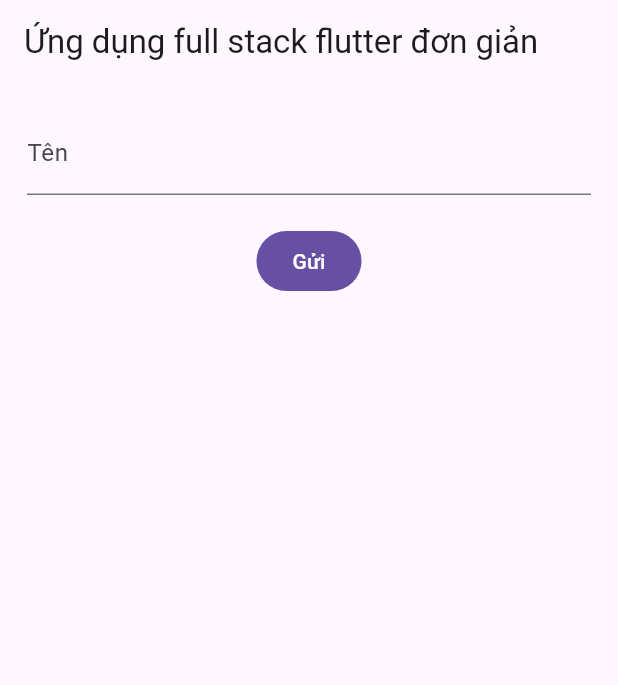
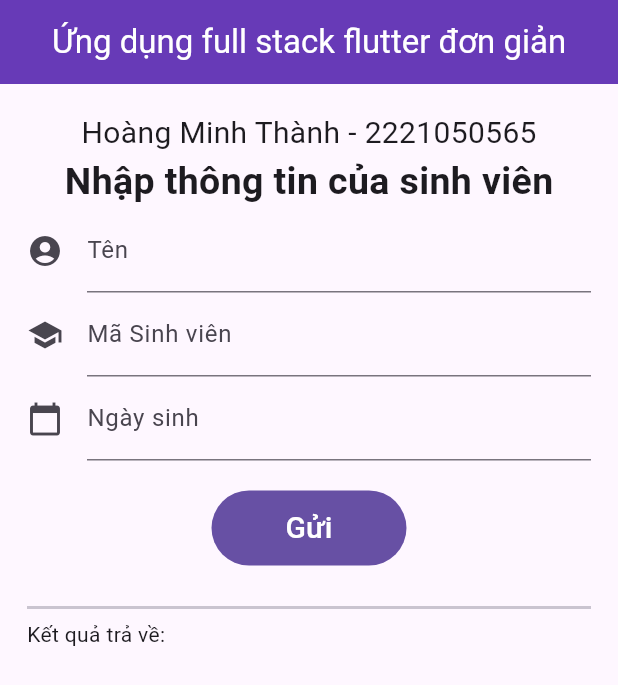
Before and after one commit to minhthanh0204/simple_flutter_project, a Flutter app: the screen it shows after launch, on a phone screen of 412 x 824 dp. Shown: the top 685 px of the screen. Run offline on Flutter 3.47's test engine with Material 3 defaults, Android fonts, the phone set to English and light mode, and no system bars.

Commit message:
cải tiến và hoàn thiện sp

```diff
--- a/frontend/lib/main.dart
+++ b/frontend/lib/main.dart
@@ -1,9 +1,10 @@
 import 'dart:convert';
 import 'dart:io';
-
 import 'package:flutter/foundation.dart';
 import 'package:flutter/material.dart';
+import 'package:flutter/services.dart';
 import 'package:http/http.dart' as http;
+import 'package:intl/intl.dart';
 
 void main() {
   runApp(const MainApp()); //Chạy ứng dụng với widget MainApp
@@ -12,7 +13,6 @@ void main() {
 // Widget MainApp là Widget gốc của ứng dụng, sử dụng một StatelessWidget
 class MainApp extends StatelessWidget {
   const MainApp({super.key});
-
   @override
   Widget build(BuildContext context) {
     return const MaterialApp(
@@ -38,6 +38,8 @@ class MyHomePage extends StatefulWidget {
 class _MyHomePageState extends State<MyHomePage> {
   // Controller để lấy dữ liệu từ Widget TextField
   final controller = TextEditingController();
+  final controller2 = TextEditingController();
+  final controller3 = TextEditingController();
   // Biến để lưu thông điệp phản hồi từ server
   String responseMessage = '';
   //Sử dụng địa chỉ IP thích hợp cho backend
@@ -58,9 +60,13 @@ class _MyHomePageState extends State<MyHomePage> {
   Future<void> sendName() async {
     //Lấy tên từ TextField
     final name = controller.text;
+    final studentId = controller2.text;
+    final date = controller3.text;
 
     // Sau khi lấy được tên thì xóa nội dung trong controller
     controller.clear();
+    controller2.clear();
+    controller3.clear();
 
     final backendUrl = getBackendUrl();
 
@@ -72,7 +78,8 @@ class _MyHomePageState extends State<MyHomePage> {
           .post(
             url,
             headers: {'Content-Type': 'application/json'},
-            body: json.encode({'name': name}),
+            body: json
+                .encode({'name': name, 'studentId': studentId, 'date': date}),
           )
           .timeout(const Duration(seconds: 10));
       //Kiểm tra nếu phản hồi có nội dung
@@ -102,25 +109,85 @@ class _MyHomePageState extends State<MyHomePage> {
     return Scaffold(
       appBar: AppBar(
         title: const Text('Ứng dụng full stack flutter đơn giản'),
+        centerTitle: true,
+        backgroundColor: Colors.deepPurple,
+        foregroundColor: Colors.white,
       ),
       body: Padding(
         padding: const EdgeInsets.all(18.0),
         child: Column(
           children: [
+            const Text(
+              'Hoàng Minh Thành - 2221050565',
+              style: TextStyle(fontSize: 20),
+            ),
+            const Text(
+              'Nhập thông tin của sinh viên',
+              style: TextStyle(fontSize: 25, fontWeight: FontWeight.bold),
+            ),
             TextField(
               controller: controller,
-              decoration: const InputDecoration(labelText: 'Tên'),
+              decoration: const InputDecoration(
+                labelText: 'Tên',
+                icon: Icon(Icons.account_circle),
+              ),
             ),
+            TextField(
+              controller: controller2,
+              inputFormatters: [FilteringTextInputFormatter.digitsOnly],
+              decoration: const InputDecoration(
+                labelText: 'Mã Sinh viên',
+                icon: Icon(Icons.school),
+              ),
+            ),
+            TextField(
+              controller: controller3,
+              decoration: const InputDecoration(
+                labelText: 'Ngày sinh',
+                icon: Icon(Icons.calendar_today),
+              ),
+              onTap: () async {
+                DateTime? pickdate = await showDatePicker(
+                    context: context,
+                    firstDate: DateTime(2000),
+                    lastDate: DateTime(2100));
+                if (pickdate != null) {
+                  setState(() {
+                    controller3.text =
+                        DateFormat('dd-MM-yyyy').format(pickdate);
+                  });
+                }
+              },
+            ),
+
             const SizedBox(height: 20),
+
             FilledButton(
+              style: ButtonStyle(
+                  minimumSize: WidgetStateProperty.all<Size>(
+                const Size(130, 50), // Width and Height of the button
+              )),
               onPressed: sendName,
-              child: const Text('Gửi'),
+              child: const Text('Gửi', style: TextStyle(fontSize: 20)),
             ),
             //Hiển thị thông điệp phản hồi từ server
+            const SizedBox(height: 20),
+            const Divider(
+              thickness: 2,
+            ),
+            Align(
+              alignment: Alignment.centerLeft,
+              child: Container(
+                child: const Text(
+                  "Kết quả trả về:",
+                ),
+              ),
+            ),
+
             Text(
               responseMessage,
               style: Theme.of(context).textTheme.titleLarge,
-            )
+            ),
           ],
         ),
       ),
--- a/frontend/pubspec.yaml
+++ b/frontend/pubspec.yaml
@@ -10,6 +10,7 @@ dependencies:
   flutter:
     sdk: flutter
   http: ^1.2.2
+  intl: ^0.19.0
 
 dev_dependencies:
   flutter_test:
```
Also changed, not shown: frontend/pubspec.lock, 1 other file.
